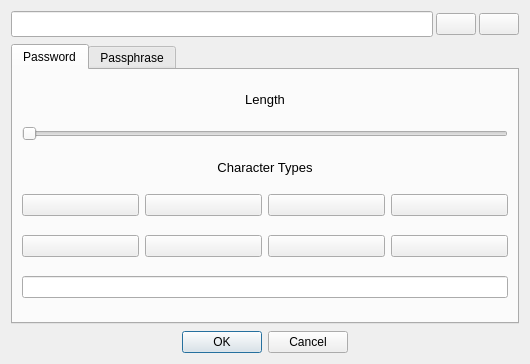
This is src/ui/PasswordGenerator.ui in AdrianoGoede/LockBox as Qt 5 draws it before an edit. The edited form follows.
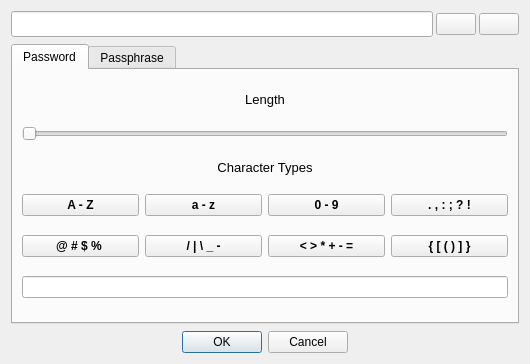
This is the edited form. Icons and pictures are not drawn.

Patch:
```diff
--- a/src/ui/PasswordGenerator.ui
+++ b/src/ui/PasswordGenerator.ui
@@ -147,6 +147,9 @@
            <bold>true</bold>
           </font>
          </property>
+         <property name="text">
+          <string>A - Z</string>
+         </property>
          <property name="checkable">
           <bool>true</bool>
          </property>
@@ -159,6 +162,9 @@
            <bold>true</bold>
           </font>
          </property>
+         <property name="text">
+          <string>a - z</string>
+         </property>
          <property name="checkable">
           <bool>true</bool>
          </property>
@@ -171,6 +177,9 @@
            <bold>true</bold>
           </font>
          </property>
+         <property name="text">
+          <string>0 - 9</string>
+         </property>
          <property name="checkable">
           <bool>true</bool>
          </property>
@@ -183,6 +192,9 @@
            <bold>true</bold>
           </font>
          </property>
+         <property name="text">
+          <string>. , : ; ? !</string>
+         </property>
          <property name="checkable">
           <bool>true</bool>
          </property>
@@ -195,6 +207,9 @@
            <bold>true</bold>
           </font>
          </property>
+         <property name="text">
+          <string>@ # $ % &amp;</string>
+         </property>
          <property name="checkable">
           <bool>true</bool>
          </property>
@@ -207,6 +222,9 @@
            <bold>true</bold>
           </font>
          </property>
+         <property name="text">
+          <string>/ | \ _ -</string>
+         </property>
          <property name="checkable">
           <bool>true</bool>
          </property>
@@ -219,6 +237,9 @@
            <bold>true</bold>
           </font>
          </property>
+         <property name="text">
+          <string>&lt; &gt; * + - =</string>
+         </property>
          <property name="checkable">
           <bool>true</bool>
          </property>
@@ -231,6 +252,9 @@
            <bold>true</bold>
           </font>
          </property>
+         <property name="text">
+          <string>{ [ ( ) ] }</string>
+         </property>
          <property name="checkable">
           <bool>true</bool>
          </property>
```
Left out of the diff: 6 changed lines with no effect on the pictures.
